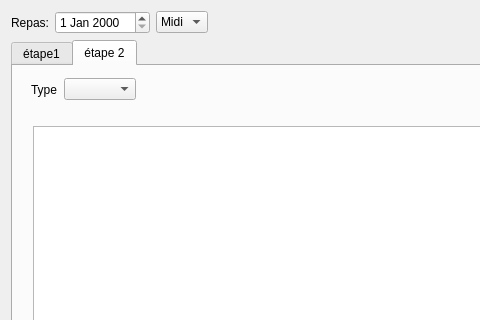
Old version of the form chrysalide/preparerrepas.ui in the repository chrysalideProject/chrysalideProject; both pictures show x 0 to 480 and y 0 to 320 of the 739 by 606 pixel window.
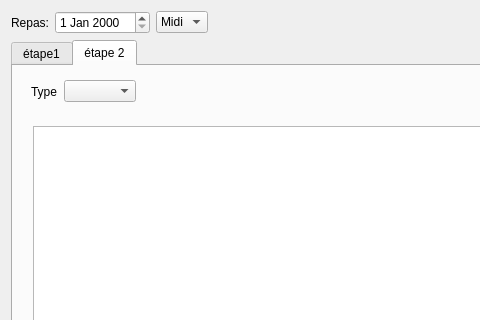
New version of the form. The open tabs and pages were chosen to show the change. Icons and pictures are not drawn. Custom widgets are drawn as their Qt base class.

Diff of the .ui file:
```diff
--- a/chrysalide/preparerrepas.ui
+++ b/chrysalide/preparerrepas.ui
@@ -207,13 +207,13 @@
         </rect>
        </property>
       </widget>
-      <widget class="QWidget" name="">
+      <widget class="QWidget" name="layoutWidget">
        <property name="geometry">
         <rect>
          <x>18</x>
          <y>10</y>
          <width>155</width>
-         <height>27</height>
+         <height>31</height>
         </rect>
        </property>
        <layout class="QHBoxLayout" name="horizontalLayout_8">
```
Left out of the diff: 8 changed lines with no effect on the pictures.
